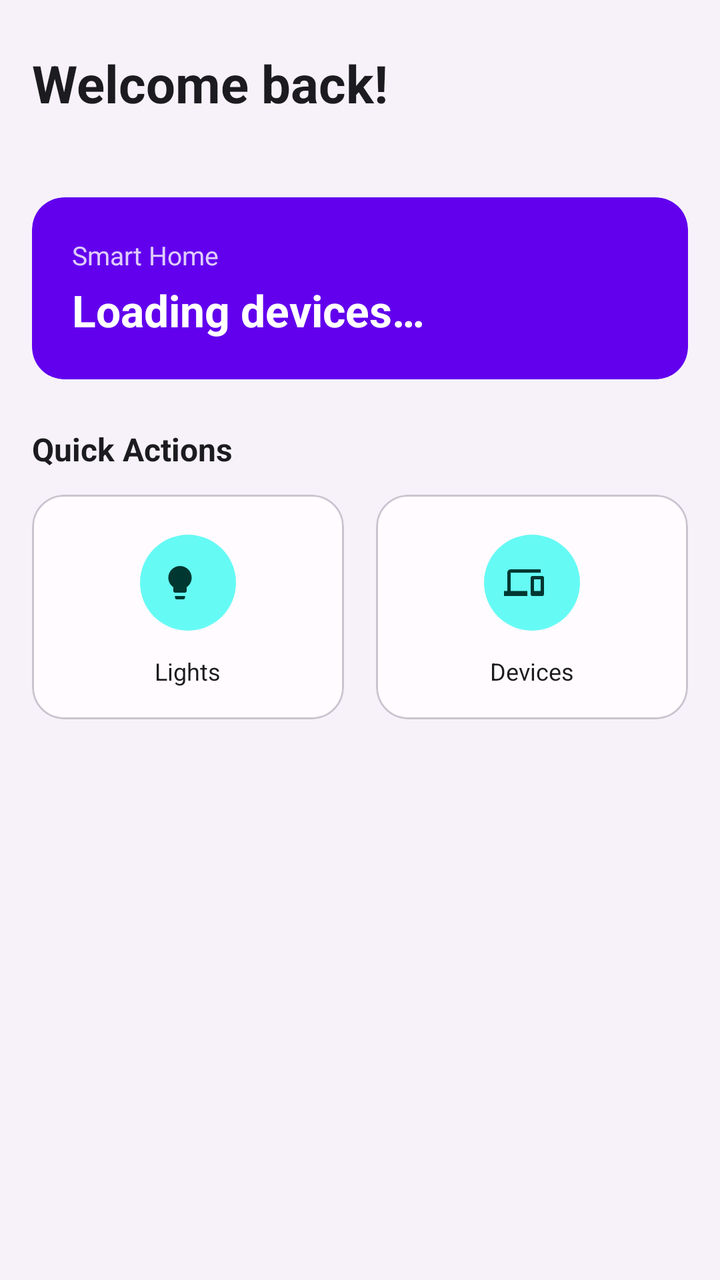
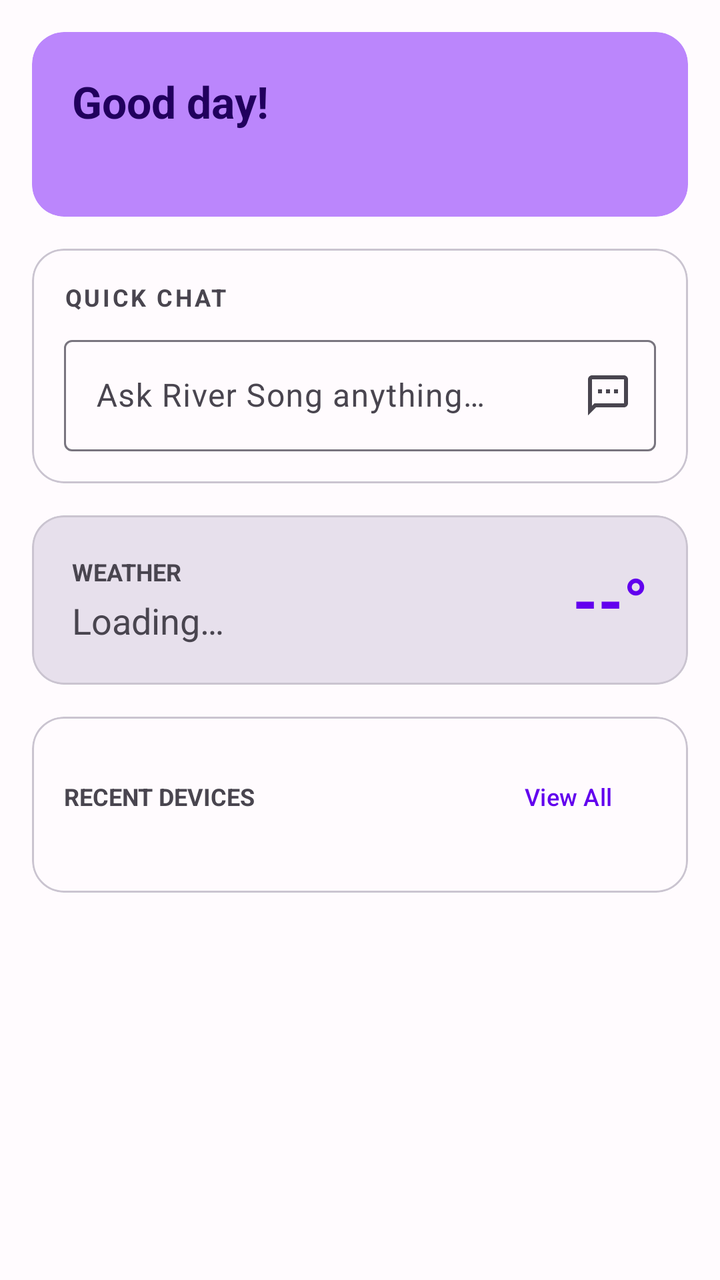

Screens rendered from an Android XML layout before and after an edit, with the pre-edit source and the edit as a unified diff.
<!-- AndroidManifest.xml: application theme Theme.RiverSong -->
<!-- res/layout/fragment_home.xml -->
<?xml version="1.0" encoding="utf-8"?>
<androidx.core.widget.NestedScrollView
    xmlns:android="http://schemas.android.com/apk/res/android"
    xmlns:app="http://schemas.android.com/apk/res-auto"
    android:layout_width="match_parent"
    android:layout_height="match_parent"
    android:background="@color/river_song_background">

    <LinearLayout
        android:layout_width="match_parent"
        android:layout_height="wrap_content"
        android:orientation="vertical"
        android:padding="16dp">

        
        <TextView
            android:id="@+id/textViewWelcome"
            android:layout_width="wrap_content"
            android:layout_height="wrap_content"
            android:layout_marginTop="8dp"
            android:text="Welcome back!"
            android:textSize="26sp"
            android:textStyle="bold"
            android:textColor="@color/river_song_on_background" />

        <TextView
            android:id="@+id/textViewDate"
            android:layout_width="wrap_content"
            android:layout_height="wrap_content"
            android:layout_marginTop="2dp"
            android:textSize="13sp"
            android:textColor="@color/river_song_on_surface_variant" />

        
        <com.google.android.material.card.MaterialCardView
            android:layout_width="match_parent"
            android:layout_height="wrap_content"
            android:layout_marginTop="20dp"
            app:cardCornerRadius="16dp"
            app:cardElevation="0dp"
            app:strokeWidth="0dp"
            android:backgroundTint="@color/river_song_primary">

            <LinearLayout
                android:layout_width="match_parent"
                android:layout_height="wrap_content"
                android:orientation="vertical"
                android:padding="20dp">

                <TextView
                    android:layout_width="wrap_content"
                    android:layout_height="wrap_content"
                    android:text="Smart Home"
                    android:textSize="13sp"
                    android:textColor="@color/river_song_on_primary"
                    android:alpha="0.8" />

                <TextView
                    android:id="@+id/textViewDeviceCount"
                    android:layout_width="wrap_content"
                    android:layout_height="wrap_content"
                    android:layout_marginTop="4dp"
                    android:text="Loading devices…"
                    android:textSize="22sp"
                    android:textStyle="bold"
                    android:textColor="@color/river_song_on_primary" />

            </LinearLayout>
        </com.google.android.material.card.MaterialCardView>

        
        <TextView
            android:layout_width="wrap_content"
            android:layout_height="wrap_content"
            android:layout_marginTop="24dp"
            android:layout_marginBottom="12dp"
            android:text="Quick Actions"
            android:textSize="16sp"
            android:textStyle="bold"
            android:textColor="@color/river_song_on_background" />

        <LinearLayout
            android:layout_width="match_parent"
            android:layout_height="wrap_content"
            android:orientation="horizontal">

            <com.google.android.material.card.MaterialCardView
                android:layout_width="0dp"
                android:layout_height="wrap_content"
                android:layout_weight="1"
                android:layout_marginEnd="8dp"
                app:cardCornerRadius="16dp"
                app:cardElevation="0dp"
                android:backgroundTint="@color/river_song_surface">

                <LinearLayout
                    android:layout_width="match_parent"
                    android:layout_height="wrap_content"
                    android:orientation="vertical"
                    android:gravity="center"
                    android:padding="16dp">

                    <com.google.android.material.button.MaterialButton
                        android:id="@+id/buttonControlLight"
                        style="@style/Widget.Material3.Button.IconButton.Filled.Tonal"
                        android:layout_width="56dp"
                        android:layout_height="56dp"
                        app:icon="@drawable/ic_lightbulb"
                        android:contentDescription="Toggle lights" />

                    <TextView
                        android:layout_width="wrap_content"
                        android:layout_height="wrap_content"
                        android:layout_marginTop="8dp"
                        android:text="Lights"
                        android:textSize="12sp"
                        android:textColor="@color/river_song_on_surface" />
                </LinearLayout>
            </com.google.android.material.card.MaterialCardView>

            <com.google.android.material.card.MaterialCardView
                android:layout_width="0dp"
                android:layout_height="wrap_content"
                android:layout_weight="1"
                android:layout_marginStart="8dp"
                app:cardCornerRadius="16dp"
                app:cardElevation="0dp"
                android:backgroundTint="@color/river_song_surface">

                <LinearLayout
                    android:layout_width="match_parent"
                    android:layout_height="wrap_content"
                    android:orientation="vertical"
                    android:gravity="center"
                    android:padding="16dp">

                    <com.google.android.material.button.MaterialButton
                        android:id="@+id/buttonViewDevices"
                        style="@style/Widget.Material3.Button.IconButton.Filled.Tonal"
                        android:layout_width="56dp"
                        android:layout_height="56dp"
                        app:icon="@drawable/ic_devices"
                        android:contentDescription="View all devices" />

                    <TextView
                        android:layout_width="wrap_content"
                        android:layout_height="wrap_content"
                        android:layout_marginTop="8dp"
                        android:text="Devices"
                        android:textSize="12sp"
                        android:textColor="@color/river_song_on_surface" />
                </LinearLayout>
            </com.google.android.material.card.MaterialCardView>
        </LinearLayout>

        
        <ProgressBar
            android:id="@+id/progressBar"
            style="?android:attr/progressBarStyleHorizontal"
            android:layout_width="match_parent"
            android:layout_height="4dp"
            android:layout_marginTop="16dp"
            android:indeterminate="true"
            android:visibility="gone" />

        <TextView
            android:id="@+id/textViewError"
            android:layout_width="match_parent"
            android:layout_height="wrap_content"
            android:layout_marginTop="8dp"
            android:visibility="gone"
            android:textColor="@color/river_song_error"
            android:textSize="14sp" />

    </LinearLayout>
</androidx.core.widget.NestedScrollView>
<!-- resources referenced by this layout -->
<resources>
  <color name="river_song_background">#F7F2F9</color>
  <color name="river_song_error">#B00020</color>
  <color name="river_song_on_background">#1C1B1F</color>
  <color name="river_song_on_primary">#FFFFFF</color>
  <color name="river_song_on_surface">#1C1B1F</color>
  <color name="river_song_on_surface_variant">#49454F</color>
  <color name="river_song_primary">#6200EE</color>
  <color name="river_song_surface">#FFFBFE</color>
  <!-- drawable ic_devices (drawable) -->
  <?xml version="1.0" encoding="utf-8"?>
  <vector xmlns:android="http://schemas.android.com/apk/res/android"
      android:width="24dp"
      android:height="24dp"
      android:viewportWidth="24"
      android:viewportHeight="24"
      android:tint="?attr/colorControlNormal">
      <path
          android:fillColor="@android:color/white"
          android:pathData="M4,6h18V4H4c-1.1,0 -2,0.9 -2,2v11H0v3h14v-3H4V6zm19,2h-6c-0.55,0 -1,0.45 -1,1v10c0,0.55 0.45,1 1,1h6c0.55,0 1,-0.45 1,-1V9c0,-0.55 -0.45,-1 -1,-1zm-1,9h-4v-7h4v7z" />
  </vector>
  <!-- drawable ic_lightbulb (drawable) -->
  <?xml version="1.0" encoding="utf-8"?>
  <vector xmlns:android="http://schemas.android.com/apk/res/android"
      android:width="24dp"
      android:height="24dp"
      android:viewportWidth="24"
      android:viewportHeight="24"
      android:tint="?attr/colorControlNormal">
      <path
          android:fillColor="@android:color/white"
          android:pathData="M9,21c0,0.55 0.45,1 1,1h4c0.55,0 1,-0.45 1,-1v-1H9v1zm3,-19C8.14,2 5,5.14 5,9c0,2.38 1.19,4.47 3,5.74V17c0,0.55 0.45,1 1,1h6c0.55,0 1,-0.45 1,-1v-2.26c1.81,-1.27 3,-3.36 3,-5.74 0,-3.86 -3.14,-7 -7,-7z" />
  </vector>
  <color name="river_song_primary_container">#BB86FC</color>
  <color name="river_song_on_primary_container">#21005D</color>
  <color name="river_song_secondary">#03DAC6</color>
  <color name="river_song_on_secondary">#000000</color>
  <color name="river_song_secondary_container">#66FAF4</color>
  <color name="river_song_on_secondary_container">#003831</color>
  <color name="river_song_tertiary">#018786</color>
  <color name="river_song_on_tertiary">#FFFFFF</color>
  <color name="river_song_tertiary_container">#A7E7E7</color>
  <color name="river_song_on_tertiary_container">#002C2C</color>
  <color name="river_song_on_error">#FFFFFF</color>
  <color name="river_song_error_container">#FCD8DF</color>
  <color name="river_song_on_error_container">#410002</color>
  <color name="river_song_surface_variant">#E7E0EC</color>
  <color name="river_song_outline">#79757F</color>
  <!-- unchanged entries left out for length: 1 -->
</resources>

<!-- the commit's change to res/layout/fragment_home.xml (unified diff, before → after) -->
@@ -4,7 +4,7 @@
     xmlns:app="http://schemas.android.com/apk/res-auto"
     android:layout_width="match_parent"
     android:layout_height="match_parent"
-    android:background="@color/river_song_background">
+    android:background="?attr/colorSurface">
 
     <LinearLayout
         android:layout_width="match_parent"
@@ -13,33 +13,14 @@
         android:padding="16dp">
 
         
-        <TextView
-            android:id="@+id/textViewWelcome"
-            android:layout_width="wrap_content"
-            android:layout_height="wrap_content"
-            android:layout_marginTop="8dp"
-            android:text="Welcome back!"
-            android:textSize="26sp"
-            android:textStyle="bold"
-            android:textColor="@color/river_song_on_background" />
-
-        <TextView
-            android:id="@+id/textViewDate"
-            android:layout_width="wrap_content"
-            android:layout_height="wrap_content"
-            android:layout_marginTop="2dp"
-            android:textSize="13sp"
-            android:textColor="@color/river_song_on_surface_variant" />
-
-        
-        <com.google.android.material.card.MaterialCardView
-            android:layout_width="match_parent"
-            android:layout_height="wrap_content"
-            android:layout_marginTop="20dp"
+        <com.google.android.material.card.MaterialCardView
+            android:id="@+id/cardGreeting"
+            android:layout_width="match_parent"
+            android:layout_height="wrap_content"
             app:cardCornerRadius="16dp"
             app:cardElevation="0dp"
             app:strokeWidth="0dp"
-            android:backgroundTint="@color/river_song_primary">
+            android:backgroundTint="?attr/colorPrimaryContainer">
 
             <LinearLayout
                 android:layout_width="match_parent"
@@ -48,129 +29,192 @@
                 android:padding="20dp">
 
                 <TextView
-                    android:layout_width="wrap_content"
-                    android:layout_height="wrap_content"
-                    android:text="Smart Home"
-                    android:textSize="13sp"
-                    android:textColor="@color/river_song_on_primary"
-                    android:alpha="0.8" />
-
-                <TextView
-                    android:id="@+id/textViewDeviceCount"
-                    android:layout_width="wrap_content"
-                    android:layout_height="wrap_content"
-                    android:layout_marginTop="4dp"
-                    android:text="Loading devices…"
+                    android:id="@+id/textViewGreeting"
+                    android:layout_width="wrap_content"
+                    android:layout_height="wrap_content"
+                    android:text="Good day!"
                     android:textSize="22sp"
                     android:textStyle="bold"
-                    android:textColor="@color/river_song_on_primary" />
-
-            </LinearLayout>
-        </com.google.android.material.card.MaterialCardView>
-
-        
-        <TextView
-            android:layout_width="wrap_content"
-            android:layout_height="wrap_content"
-            android:layout_marginTop="24dp"
-            android:layout_marginBottom="12dp"
-            android:text="Quick Actions"
-            android:textSize="16sp"
-            android:textStyle="bold"
-            android:textColor="@color/river_song_on_background" />
-
-        <LinearLayout
-            android:layout_width="match_parent"
-            android:layout_height="wrap_content"
-            android:orientation="horizontal">
-
-            <com.google.android.material.card.MaterialCardView
-                android:layout_width="0dp"
-                android:layout_height="wrap_content"
-                android:layout_weight="1"
-                android:layout_marginEnd="8dp"
-                app:cardCornerRadius="16dp"
-                app:cardElevation="0dp"
-                android:backgroundTint="@color/river_song_surface">
+                    android:textColor="?attr/colorOnPrimaryContainer" />
+
+                <TextView
+                    android:id="@+id/textViewDate"
+                    android:layout_width="wrap_content"
+                    android:layout_height="wrap_content"
+                    android:layout_marginTop="4dp"
+                    android:textSize="14sp"
+                    android:textColor="?attr/colorOnPrimaryContainer"
+                    android:alpha="0.8" />
+            </LinearLayout>
+        </com.google.android.material.card.MaterialCardView>
+
+        
+        <com.google.android.material.card.MaterialCardView
+            android:layout_width="match_parent"
+            android:layout_height="wrap_content"
+            android:layout_marginTop="16dp"
+            app:cardCornerRadius="16dp"
+            app:cardElevation="0dp"
+            app:strokeWidth="1dp"
+            app:strokeColor="?attr/colorOutlineVariant">
+
+            <LinearLayout
+                android:layout_width="match_parent"
+                android:layout_height="wrap_content"
+                android:orientation="vertical"
+                android:padding="16dp">
+
+                <TextView
+                    android:layout_width="wrap_content"
+                    android:layout_height="wrap_content"
+                    android:text="Quick Chat"
+                    android:textSize="12sp"
+                    android:textStyle="bold"
+                    android:textAllCaps="true"
+                    android:letterSpacing="0.1"
+                    android:textColor="?attr/colorOnSurfaceVariant" />
+
+                <com.google.android.material.textfield.TextInputLayout
+                    android:id="@+id/layoutQuickChat"
+                    style="@style/Widget.Material3.TextInputLayout.OutlinedBox"
+                    android:layout_width="match_parent"
+                    android:layout_height="wrap_content"
+                    android:layout_marginTop="8dp"
+                    android:hint="Ask River Song anything…"
+                    app:endIconMode="custom"
+                    app:endIconDrawable="@drawable/ic_chat">
+
+                    <com.google.android.material.textfield.TextInputEditText
+                        android:id="@+id/editTextQuickChat"
+                        android:layout_width="match_parent"
+                        android:layout_height="wrap_content"
+                        android:inputType="text"
+                        android:maxLines="1"
+                        android:imeOptions="actionSend" />
+                </com.google.android.material.textfield.TextInputLayout>
+            </LinearLayout>
+        </com.google.android.material.card.MaterialCardView>
+
+        
+        <com.google.android.material.card.MaterialCardView
+            android:id="@+id/cardWeather"
+            android:layout_width="match_parent"
+            android:layout_height="wrap_content"
+            android:layout_marginTop="16dp"
+            app:cardCornerRadius="16dp"
+            app:cardElevation="0dp"
+            android:backgroundTint="?attr/colorSurfaceVariant">
+
+            <LinearLayout
+                android:layout_width="match_parent"
+                android:layout_height="wrap_content"
+                android:orientation="horizontal"
+                android:padding="20dp"
+                android:gravity="center_vertical">
 
                 <LinearLayout
-                    android:layout_width="match_parent"
-                    android:layout_height="wrap_content"
-                    android:orientation="vertical"
-                    android:gravity="center"
-                    android:padding="16dp">
+                    android:layout_width="0dp"
+                    android:layout_height="wrap_content"
+                    android:layout_weight="1"
+                    android:orientation="vertical">
+
+                    <TextView
+                        android:layout_width="wrap_content"
+                        android:layout_height="wrap_content"
+                        android:text="Weather"
+                        android:textSize="12sp"
+                        android:textStyle="bold"
+                        android:textAllCaps="true"
+                        android:textColor="?attr/colorOnSurfaceVariant" />
+
+                    <TextView
+                        android:id="@+id/textViewWeatherStatus"
+                        android:layout_width="wrap_content"
+                        android:layout_height="wrap_content"
+                        android:layout_marginTop="4dp"
+                        android:text="Loading…"
+                        android:textSize="18sp"
+                        android:textColor="?attr/colorOnSurfaceVariant" />
+                </LinearLayout>
+
+                <TextView
+                    android:id="@+id/textViewTemp"
+                    android:layout_width="wrap_content"
+                    android:layout_height="wrap_content"
+                    android:text="--°"
+                    android:textSize="32sp"
+                    android:textStyle="bold"
+                    android:textColor="?attr/colorPrimary" />
+            </LinearLayout>
+        </com.google.android.material.card.MaterialCardView>
+
+        
+        <com.google.android.material.card.MaterialCardView
+            android:layout_width="match_parent"
+            android:layout_height="wrap_content"
+            android:layout_marginTop="16dp"
+            app:cardCornerRadius="16dp"
+            app:cardElevation="0dp"
+            app:strokeWidth="1dp"
+            app:strokeColor="?attr/colorOutlineVariant">
+
+            <LinearLayout
+                android:layout_width="match_parent"
+                android:layout_height="wrap_content"
+                android:orientation="vertical"
+                android:padding="16dp">
+
+                <RelativeLayout
+                    android:layout_width="match_parent"
+                    android:layout_height="wrap_content"
+                    android:layout_marginBottom="8dp">
+
+                    <TextView
+                        android:layout_width="wrap_content"
+                        android:layout_height="wrap_content"
+                        android:layout_centerVertical="true"
+                        android:text="Recent Devices"
+                        android:textSize="12sp"
+                        android:textStyle="bold"
+                        android:textAllCaps="true"
+                        android:textColor="?attr/colorOnSurfaceVariant" />
 
                     <com.google.android.material.button.MaterialButton
-                        android:id="@+id/buttonControlLight"
-                        style="@style/Widget.Material3.Button.IconButton.Filled.Tonal"
-                        android:layout_width="56dp"
-                        android:layout_height="56dp"
-                        app:icon="@drawable/ic_lightbulb"
-                        android:contentDescription="Toggle lights" />
-
-                    <TextView
-                        android:layout_width="wrap_content"
-                        android:layout_height="wrap_content"
-                        android:layout_marginTop="8dp"
-                        android:text="Lights"
+                        android:id="@+id/buttonViewAllDevices"
+                        style="@style/Widget.Material3.Button.TextButton"
+                        android:layout_width="wrap_content"
+                        android:layout_height="wrap_content"
+                        android:layout_alignParentEnd="true"
+                        android:text="View All"
                         android:textSize="12sp"
-                        android:textColor="@color/river_song_on_surface" />
-                </LinearLayout>
-            </com.google.android.material.card.MaterialCardView>
-
-            <com.google.android.material.card.MaterialCardView
-                android:layout_width="0dp"
-                android:layout_height="wrap_content"
-                android:layout_weight="1"
-                android:layout_marginStart="8dp"
-                app:cardCornerRadius="16dp"
-                app:cardElevation="0dp"
-                android:backgroundTint="@color/river_song_surface">
+                        android:padding="0dp" />
+                </RelativeLayout>
 
                 <LinearLayout
-                    android:layout_width="match_parent"
-                    android:layout_height="wrap_content"
-                    android:orientation="vertical"
-                    android:gravity="center"
-                    android:padding="16dp">
-
-                    <com.google.android.material.button.MaterialButton
-                        android:id="@+id/buttonViewDevices"
-                        style="@style/Widget.Material3.Button.IconButton.Filled.Tonal"
-                        android:layout_width="56dp"
-                        android:layout_height="56dp"
-                        app:icon="@drawable/ic_devices"
-                        android:contentDescription="View all devices" />
-
-                    <TextView
-                        android:layout_width="wrap_content"
-                        android:layout_height="wrap_content"
-                        android:layout_marginTop="8dp"
-                        android:text="Devices"
-                        android:textSize="12sp"
-                        android:textColor="@color/river_song_on_surface" />
-                </LinearLayout>
-            </com.google.android.material.card.MaterialCardView>
-        </LinearLayout>
-
-        
+                    android:id="@+id/layoutRecentDevices"
+                    android:layout_width="match_parent"
+                    android:layout_height="wrap_content"
+                    android:orientation="vertical" />
+
+                <TextView
+                    android:id="@+id/textViewNoDevices"
+                    android:layout_width="match_parent"
+                    android:layout_height="wrap_content"
+                    android:text="No devices found"
+                    android:textAlignment="center"
+                    android:padding="16dp"
+                    android:visibility="gone"
+                    android:textColor="?attr/colorOnSurfaceVariant" />
+            </LinearLayout>
+        </com.google.android.material.card.MaterialCardView>
+
         <ProgressBar
             android:id="@+id/progressBar"
-            style="?android:attr/progressBarStyleHorizontal"
-            android:layout_width="match_parent"
-            android:layout_height="4dp"
-            android:layout_marginTop="16dp"
-            android:indeterminate="true"
+            android:layout_width="wrap_content"
+            android:layout_height="wrap_content"
+            android:layout_gravity="center"
+            android:layout_marginTop="32dp"
             android:visibility="gone" />
-
-        <TextView
-            android:id="@+id/textViewError"
-            android:layout_width="match_parent"
-            android:layout_height="wrap_content"
-            android:layout_marginTop="8dp"
-            android:visibility="gone"
-            android:textColor="@color/river_song_error"
-            android:textSize="14sp" />
 
     </LinearLayout>
 </androidx.core.widget.NestedScrollView>
<!-- resource entries referenced after the edit -->
@@ -1,5 +1,16 @@
 <!-- resources referenced by this layout -->
 <resources>
+  <!-- drawable ic_chat (drawable) -->
+  <?xml version="1.0" encoding="utf-8"?>
+  <vector xmlns:android="http://schemas.android.com/apk/res/android"
+      android:width="24dp"
+      android:height="24dp"
+      android:viewportWidth="24"
+      android:viewportHeight="24">
+      <path
+          android:fillColor="?attr/colorControlNormal"
+          android:pathData="M20,2H4C2.9,2 2,2.9 2,4v18l4,-4h14c1.1,0 2,-0.9 2,-2V4C22,2.9 21.1,2 20,2zM20,16H5.17L4,17.17V4h16V16zM7,9h2v2H7zM11,9h2v2H11zM15,9h2v2H15z" />
+  </vector>
   <color name="river_song_background">#F7F2F9</color>
   <color name="river_song_error">#B00020</color>
   <color name="river_song_on_background">#1C1B1F</color>
@@ -8,30 +19,6 @@
   <color name="river_song_on_surface_variant">#49454F</color>
   <color name="river_song_primary">#6200EE</color>
   <color name="river_song_surface">#FFFBFE</color>
-  <!-- drawable ic_devices (drawable) -->
-  <?xml version="1.0" encoding="utf-8"?>
-  <vector xmlns:android="http://schemas.android.com/apk/res/android"
-      android:width="24dp"
-      android:height="24dp"
-      android:viewportWidth="24"
-      android:viewportHeight="24"
-      android:tint="?attr/colorControlNormal">
-      <path
-          android:fillColor="@android:color/white"
-          android:pathData="M4,6h18V4H4c-1.1,0 -2,0.9 -2,2v11H0v3h14v-3H4V6zm19,2h-6c-0.55,0 -1,0.45 -1,1v10c0,0.55 0.45,1 1,1h6c0.55,0 1,-0.45 1,-1V9c0,-0.55 -0.45,-1 -1,-1zm-1,9h-4v-7h4v7z" />
-  </vector>
-  <!-- drawable ic_lightbulb (drawable) -->
-  <?xml version="1.0" encoding="utf-8"?>
-  <vector xmlns:android="http://schemas.android.com/apk/res/android"
-      android:width="24dp"
-      android:height="24dp"
-      android:viewportWidth="24"
-      android:viewportHeight="24"
-      android:tint="?attr/colorControlNormal">
-      <path
-          android:fillColor="@android:color/white"
-          android:pathData="M9,21c0,0.55 0.45,1 1,1h4c0.55,0 1,-0.45 1,-1v-1H9v1zm3,-19C8.14,2 5,5.14 5,9c0,2.38 1.19,4.47 3,5.74V17c0,0.55 0.45,1 1,1h6c0.55,0 1,-0.45 1,-1v-2.26c1.81,-1.27 3,-3.36 3,-5.74 0,-3.86 -3.14,-7 -7,-7z" />
-  </vector>
   <color name="river_song_primary_container">#BB86FC</color>
   <color name="river_song_on_primary_container">#21005D</color>
   <color name="river_song_secondary">#03DAC6</color>
